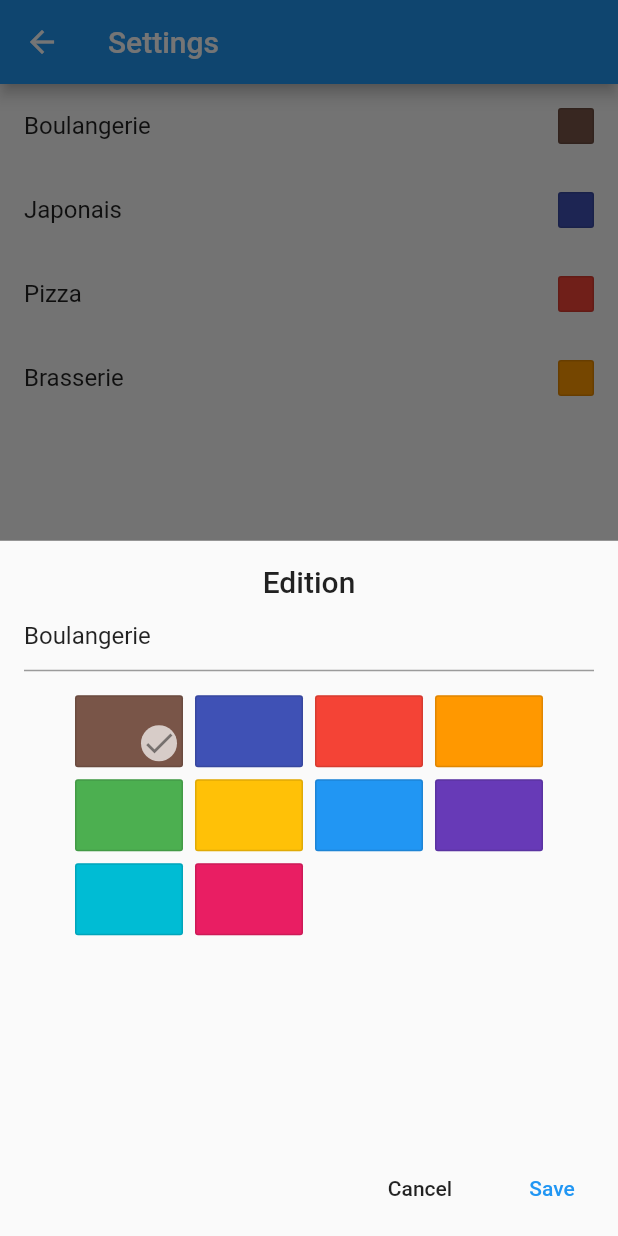
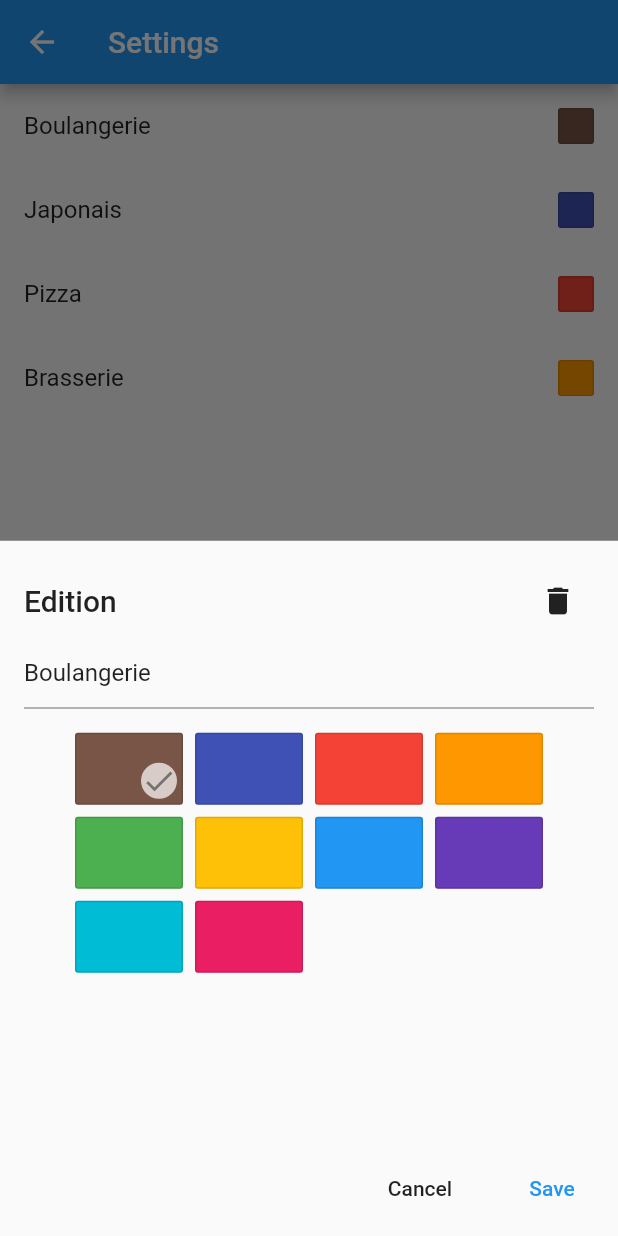
Before and after one commit to nicopico-dev/wheel-of-choice, a Flutter app: the Settings screen opened by its route, after a tap on "Boulangerie", on a phone screen of 412 x 824 dp. Run offline on Flutter 3.47's test engine with Material 2 defaults, Android fonts, the phone set to English and light mode, and no system bars; our stand-ins replace shared_preferences; accounts and stored records are empty.

Commit message:
Add "delete" button on edition popup

```diff
--- a/lib/components/choice_editor.dart
+++ b/lib/components/choice_editor.dart
@@ -75,7 +75,15 @@ class ChoiceEditorState extends State<ChoiceEditor> {
     if (orientation == Orientation.portrait) {
       return Column(
         children: <Widget>[
-          title,
+          Row(
+            children: <Widget>[
+              Expanded(child: title),
+              IconButton(
+                icon: Icon(Icons.delete,),
+                onPressed: _onDelete,
+              )
+            ],
+          ),
           choiceNameEditor,
           SizedBox(height: 16.0),
           choiceColorPicker
@@ -112,4 +120,8 @@ class ChoiceEditorState extends State<ChoiceEditor> {
     var editedChoice = Choice(name: _textController.text, color: _color);
     Navigator.of(context).pop(editedChoice);
   }
+
+  void _onDelete() {
+    Navigator.of(context).pop("DELETE");
+  }
 }
--- a/lib/settings.dart
+++ b/lib/settings.dart
@@ -120,6 +120,8 @@ class _SettingsState extends State<Settings> {
     futureChoice.then((editedChoice) {
       if (editedChoice is Choice) {
         setState(() => _choices.change(from: choice, to: editedChoice));
+      } else if (editedChoice == "DELETE") {
+        _removeChoice(context, choice);
       }
     });
   }
```
